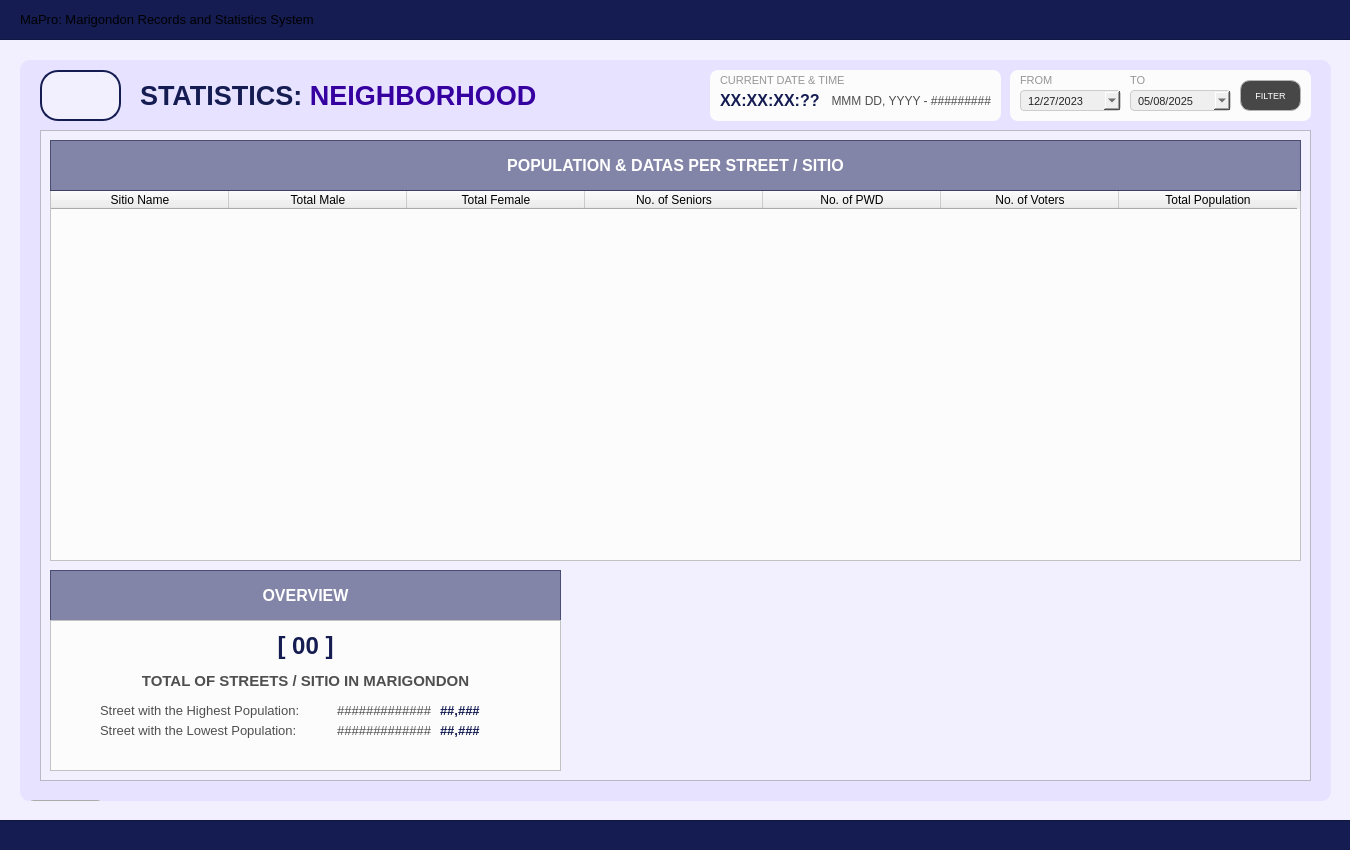
Yohhannn/Barangay-Records-Statistics-System, file Resources/UIs/MainPages/StatisticPages/neighborhood.ui: the form before one commit.
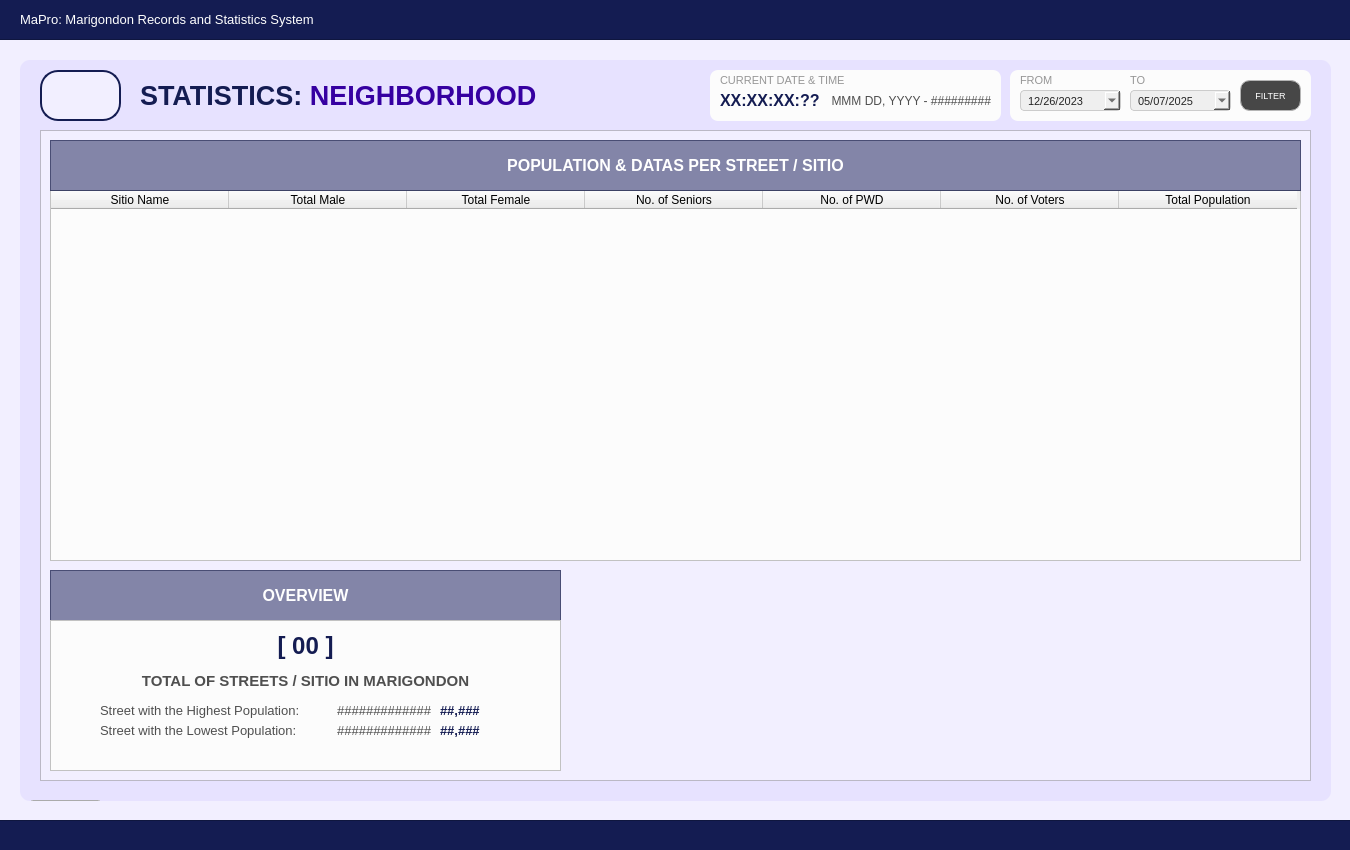
The form after the commit. Icons and pictures are not drawn.

Patch:
```diff
--- a/Resources/UIs/MainPages/StatisticPages/neighborhood.ui
+++ b/Resources/UIs/MainPages/StatisticPages/neighborhood.ui
@@ -278,7 +278,7 @@
     <property name="styleSheet">
      <string notr="true">#app_title {
 	background-color: transparent;
-	color: #white;
+	color: #FFFFFF;
 }
 </string>
     </property>
@@ -1189,7 +1189,7 @@
        <second>0</second>
        <year>2023</year>
        <month>12</month>
-       <day>27</day>
+       <day>26</day>
       </datetime>
      </property>
      <property name="displayFormat">
@@ -1237,7 +1237,7 @@
        <second>0</second>
        <year>2025</year>
        <month>5</month>
-       <day>8</day>
+       <day>7</day>
       </datetime>
      </property>
      <property name="displayFormat">
```
Left out of the diff: 42 changed lines with no effect on the pictures.
